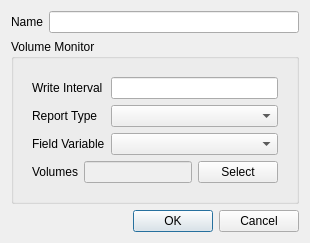
nextfoam/baram, file baramFlow/view/solution/monitors/volume_dialog.ui: the form before one commit.
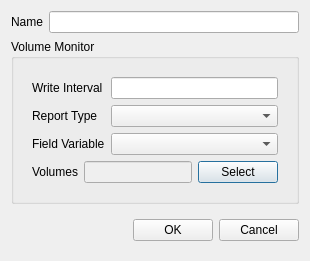
The form after the commit. Custom widgets are drawn as their Qt base class.

The edit to the form file:
```diff
--- a/baramFlow/view/solution/monitors/volume_dialog.ui
+++ b/baramFlow/view/solution/monitors/volume_dialog.ui
@@ -7,7 +7,7 @@
     <x>0</x>
     <y>0</y>
     <width>310</width>
-    <height>238</height>
+    <height>256</height>
    </rect>
   </property>
   <property name="windowTitle">
@@ -134,13 +134,39 @@
     </widget>
    </item>
    <item>
-    <widget class="QDialogButtonBox" name="buttonBox">
-     <property name="orientation">
-      <enum>Qt::Horizontal</enum>
-     </property>
-     <property name="standardButtons">
-      <set>QDialogButtonBox::Cancel|QDialogButtonBox::Ok</set>
-     </property>
+    <widget class="QWidget" name="widget_3" native="true">
+     <layout class="QHBoxLayout" name="horizontalLayout_3">
+      <property name="rightMargin">
+       <number>0</number>
+      </property>
+      <item>
+       <spacer name="horizontalSpacer_2">
+        <property name="orientation">
+         <enum>Qt::Horizontal</enum>
+        </property>
+        <property name="sizeHint" stdset="0">
+         <size>
+          <width>208</width>
+          <height>20</height>
+         </size>
+        </property>
+       </spacer>
+      </item>
+      <item>
+       <widget class="QPushButton" name="ok">
+        <property name="text">
+         <string>OK</string>
+        </property>
+       </widget>
+      </item>
+      <item>
+       <widget class="QPushButton" name="cancel">
+        <property name="text">
+         <string>Cancel</string>
+        </property>
+       </widget>
+      </item>
+     </layout>
     </widget>
    </item>
   </layout>
```
Left out of the diff: 28 changed lines with no effect on the pictures.
